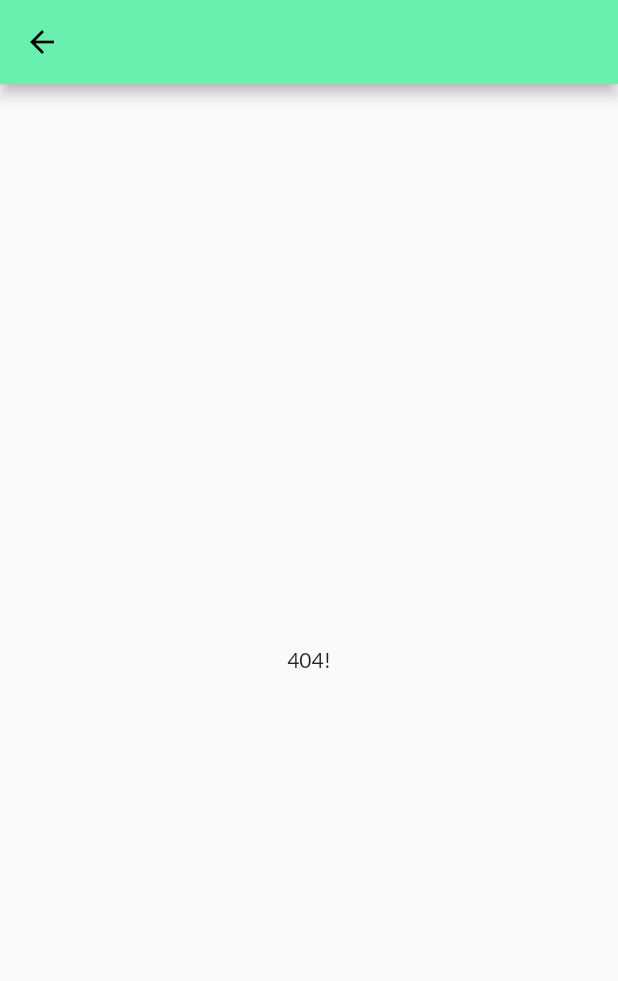
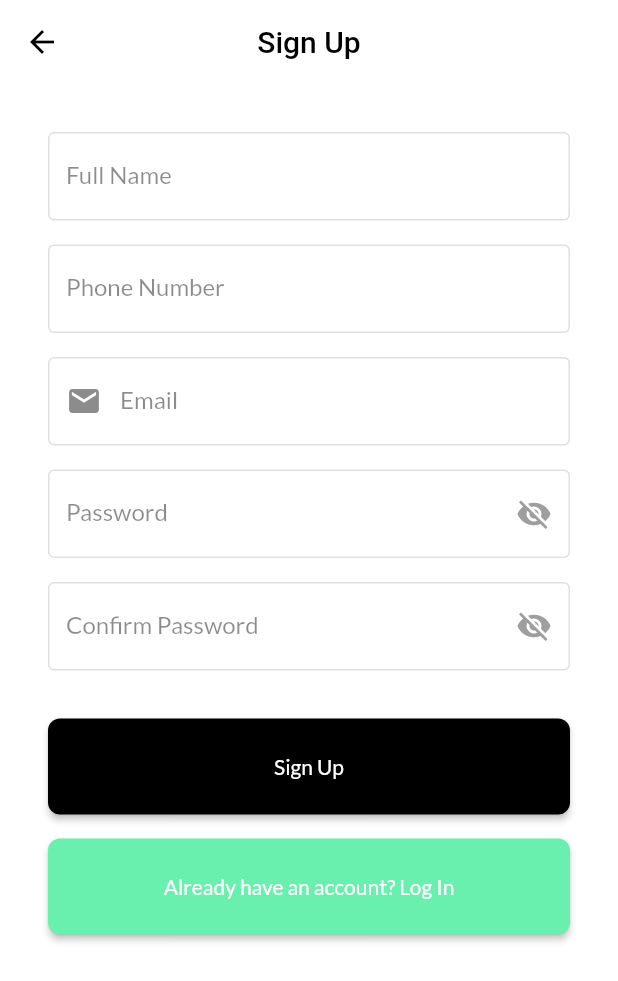
Before and after one commit to kayzkenny/cabify_driver, a Flutter app: the screen it shows after launch, after a tap on an icon or button, on a phone screen of 412 x 824 dp. Shown: the top 981 px of the screen. Run offline on Flutter 3.47's test engine with Material 2 defaults, Android fonts, the phone set to English and light mode, and no system bars; our stand-ins replace cloud_firestore, connectivity, firebase_auth, firebase_core, flutter_riverpod, geolocator and 2 more; accounts and stored records are empty.

Commit message:
feat: login and signup

```diff
--- a/lib/main.dart
+++ b/lib/main.dart
@@ -5,7 +5,11 @@ import 'package:cabify_driver/pages/landing_page.dart';
 import 'package:cabify_driver/pages/loading_page.dart';
 import 'package:cabify_driver/pages/unknown_page.dart';
 import 'package:flutter_riverpod/flutter_riverpod.dart';
+import 'package:cabify_driver/pages/home/home_page.dart';
+import 'package:cabify_driver/providers/auth_provider.dart';
 import 'package:cabify_driver/providers/app_providers.dart';
+import 'package:cabify_driver/pages/authenticate/login_page.dart';
+import 'package:cabify_driver/pages/authenticate/signup_page.dart';
 
 void main() {
   WidgetsFlutterBinding.ensureInitialized();
@@ -30,26 +34,26 @@ class App extends ConsumerWidget {
         ),
         onGenerateRoute: (settings) {
           if (settings.name == '/') {
-            // final user = context.read(authServiceProvider).currentUser();
+            final user = context.read(authServiceProvider).currentUser();
 
-            // return MaterialPageRoute(
-            //   builder: (context) => user != null ? HomePage() : LandingPage(),
-            // );
+            return MaterialPageRoute(
+              builder: (context) => user != null ? HomePage() : LandingPage(),
+            );
 
-            return MaterialPageRoute(builder: (context) => LandingPage());
+            // return MaterialPageRoute(builder: (context) => LandingPage());
           }
 
-          // if (settings.name == '/signup') {
-          //   return MaterialPageRoute(builder: (context) => SignUpPage());
-          // }
+          if (settings.name == '/signup') {
+            return MaterialPageRoute(builder: (context) => SignUpPage());
+          }
 
           // if (settings.name == '/search') {
           //   return MaterialPageRoute(builder: (context) => SearchPage());
           // }
 
-          // if (settings.name == '/login') {
-          //   return MaterialPageRoute(builder: (context) => LoginPage());
-          // }
+          if (settings.name == '/login') {
+            return MaterialPageRoute(builder: (context) => LoginPage());
+          }
 
           // if (settings.name == '/requestcab') {
           //   return MaterialPageRoute(builder: (context) => RequestCabPage());
--- /dev/null
+++ b/lib/pages/authenticate/signup_page.dart
@@ -0,0 +1,266 @@
+import 'dart:io';
+
+import 'package:flutter/material.dart';
+import 'package:flutter/services.dart';
+import 'package:firebase_auth/firebase_auth.dart';
+import 'package:cabify_driver/shared/constants.dart';
+import 'package:flutter_riverpod/flutter_riverpod.dart';
+import 'package:cabify_driver/widgets/error_dialog.dart';
+import 'package:cabify_driver/models/user_data_model.dart';
+import 'package:cabify_driver/providers/auth_provider.dart';
+import 'package:cabify_driver/providers/database_provider.dart';
+
+class SignUpPage extends StatefulWidget {
+  SignUpPage({Key key}) : super(key: key);
+
+  @override
+  _SignUpPageState createState() => _SignUpPageState();
+}
+
+class _SignUpPageState extends State<SignUpPage> {
+  bool loading = false;
+  bool passwordHidden = true;
+  final formKey = GlobalKey<FormState>();
+  final emailController = TextEditingController();
+  final passwordController = TextEditingController();
+  final usernameController = TextEditingController();
+  final phoneNumberController = TextEditingController();
+  final confirmPasswordController = TextEditingController();
+
+  @override
+  Widget build(
+    BuildContext context,
+  ) {
+    void togglePasswordVisibility() =>
+        setState(() => passwordHidden = !passwordHidden);
+
+    Future<void> createUserWithEmailAndPassword() async {
+      try {
+        setState(() => loading = true);
+
+        final user = await context
+            .read(authServiceProvider)
+            .createUserWithEmailAndPassword(
+              emailController.text,
+              passwordController.text,
+            );
+
+        if (user != null) {
+          var currentUserData = UserData(
+            uid: user.uid,
+            email: emailController.text.trim(),
+            username: usernameController.text.trim(),
+            phoneNumber: phoneNumberController.text.trim(),
+          );
+
+          await context
+              .read(databaseProvider)
+              .setUserData(userData: currentUserData);
+
+          Navigator.pushReplacementNamed(context, '/');
+        }
+
+        setState(() => loading = false);
+      } on FirebaseAuthException catch (e) {
+        showErrorDialog(
+          context: context,
+          title: "Error on Sign Up",
+          content: e.message,
+        );
+      } on PlatformException catch (e) {
+        showErrorDialog(
+          context: context,
+          title: "Error on Sign Up",
+          content: e.message,
+        );
+      } on SocketException catch (e) {
+        showErrorDialog(
+          context: context,
+          title: "Request Timed Out",
+          content: e.message,
+        );
+      } catch (e) {
+        showErrorDialog(
+          context: context,
+          title: "Something went wrong",
+          content: "Please try again later",
+        );
+      } finally {
+        setState(() => loading = false);
+      }
+    }
+
+    return Scaffold(
+      appBar: AppBar(
+        centerTitle: true,
+        title: Text(
+          "Sign Up",
+          style: TextStyle(color: Colors.black, fontSize: 20.0),
+        ),
+        backgroundColor: Colors.white,
+        elevation: 0.0,
+      ),
+      backgroundColor: Colors.white,
+      body: SafeArea(
+        child: SingleChildScrollView(
+          padding: EdgeInsets.all(32.0),
+          child: Form(
+            key: formKey,
+            child: Column(
+              crossAxisAlignment: CrossAxisAlignment.stretch,
+              mainAxisAlignment: MainAxisAlignment.end,
+              children: [
+                TextFormField(
+                  decoration: kFormInputDecoration.copyWith(
+                    labelText: 'Full Name',
+                    hintText: 'Full Name',
+                  ),
+                  cursorColor: Colors.black12,
+                  validator: (value) =>
+                      value.isEmpty ? 'Enter your name' : null,
+                  controller: usernameController,
+                  keyboardType: TextInputType.name,
+                ),
+                SizedBox(height: 16.0),
+                TextFormField(
+                  decoration: kFormInputDecoration.copyWith(
+                    labelText: 'Phone Number',
+                    hintText: 'Phone Number',
+                  ),
+                  cursorColor: Colors.black12,
+                  validator: (value) =>
+                      value.isEmpty ? 'Enter your phone number' : null,
+                  controller: phoneNumberController,
+                  keyboardType: TextInputType.phone,
+                ),
+                SizedBox(height: 16.0),
+                TextFormField(
+                  decoration: kFormInputDecoration.copyWith(
+                    labelText: 'Email',
+                    hintText: 'Email',
+                    prefixIcon: Icon(Icons.email),
+                  ),
+                  cursorColor: Colors.black12,
+                  validator: (value) => value.isEmpty ? 'Enter an email' : null,
+                  controller: emailController,
+                  keyboardType: TextInputType.emailAddress,
+                ),
+                SizedBox(height: 16.0),
+                Stack(
+                  alignment: Alignment.centerRight,
+                  children: [
+                    TextFormField(
+                      decoration: kFormInputDecoration.copyWith(
+                        labelText: 'Password',
+                        hintText: '********',
+                      ),
+                      obscureText: passwordHidden,
+                      validator: (value) =>
+                          value.isEmpty ? 'Enter an email' : null,
+                      controller: passwordController,
+                      keyboardType: TextInputType.visiblePassword,
+                      cursorColor: Colors.black12,
+                    ),
+                    passwordHidden
+                        ? IconButton(
+                            icon: Icon(Icons.visibility_off),
+                            color: Colors.grey,
+                            onPressed: () {
+                              togglePasswordVisibility();
+                            },
+                          )
+                        : IconButton(
+                            icon: Icon(Icons.visibility),
+                            color: Colors.grey,
+                            onPressed: () {
+                              togglePasswordVisibility();
+                            },
+                          ),
+                  ],
+                ),
+                SizedBox(height: 16.0),
+                Stack(
+                  alignment: Alignment.centerRight,
+                  children: [
+                    TextFormField(
+                      decoration: kFormInputDecoration.copyWith(
+                        labelText: 'Confirm Password',
+                        hintText: '********',
+                      ),
+                      validator: (value) {
+                        if (value.isEmpty) {
+                          return 'Enter an email';
+                        }
+
+                        if (value != passwordController.value.text) {
+                          return 'Passwords don\'t match';
+                        }
+
+                        return null;
+                      },
+                      controller: confirmPasswordController,
+                      obscureText: passwordHidden,
+                      keyboardType: TextInputType.visiblePassword,
+                      cursorColor: Colors.black12,
+                    ),
+                    passwordHidden
+                        ? IconButton(
+                            icon: Icon(Icons.visibility_off),
+                            color: Colors.grey,
+                            onPressed: () {
+                              togglePasswordVisibility();
+                            },
+                          )
+                        : IconButton(
+                            icon: Icon(Icons.visibility),
+                            color: Colors.grey,
+                            onPressed: () {
+                              togglePasswordVisibility();
+                            },
+                          ),
+                  ],
+                ),
+                SizedBox(height: 32.0),
+                SizedBox(
+                  height: 64.0,
+                  child: RaisedButton(
+                    shape: RoundedRectangleBorder(
+                      borderRadius: BorderRadius.circular(8.0),
+                    ),
+                    onPressed: () {
+                      if (formKey.currentState.validate()) {
+                        createUserWithEmailAndPassword();
+                      }
+                    },
+                    child: loading
+                        ? CircularProgressIndicator(
+                            backgroundColor: Colors.white,
+                          )
+                        : Text("Sign Up"),
+                    elevation: 2.0,
+                    color: Colors.black,
+                    textColor: Colors.white,
+                  ),
+                ),
+                SizedBox(height: 16.0),
+                SizedBox(
+                  height: 64.0,
+                  child: RaisedButton(
+                    shape: RoundedRectangleBorder(
+                      borderRadius: BorderRadius.circular(8.0),
+                    ),
+                    onPressed: () => Navigator.pushNamed(context, '/login'),
+                    child: Text("Already have an account? Log In"),
+                    elevation: 2.0,
+                    color: Colors.greenAccent,
+                    textColor: Colors.white,
+                  ),
+                ),
+              ],
+            ),
+          ),
+        ),
+      ),
+    );
+  }
+}
--- a/lib/shared/firestore_path.dart
+++ b/lib/shared/firestore_path.dart
@@ -1,7 +1,7 @@
 class FirestorePath {
   static String drivers() => 'drivers';
   static String rideRequests() => 'riderequests';
-  static String userData(String uid) => 'users/$uid';
+  static String userData(String uid) => 'drivers/$uid';
   static String rideRequest(String rideRequestId) =>
       'riderequests/$rideRequestId';
 }
```
Also changed, not shown: lib/pages/authenticate/login_page.dart (added, +180 -0 lines), lib/pages/home/home_page.dart (added, +12 -0 lines), 1 other file.
